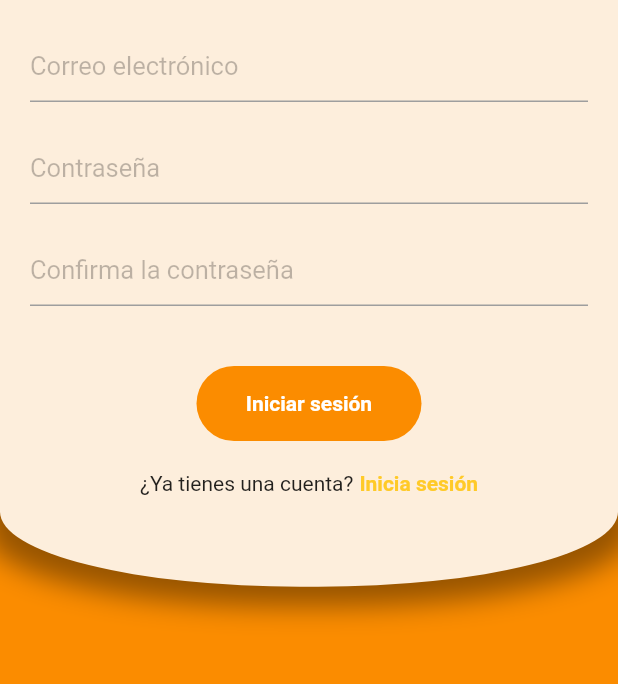
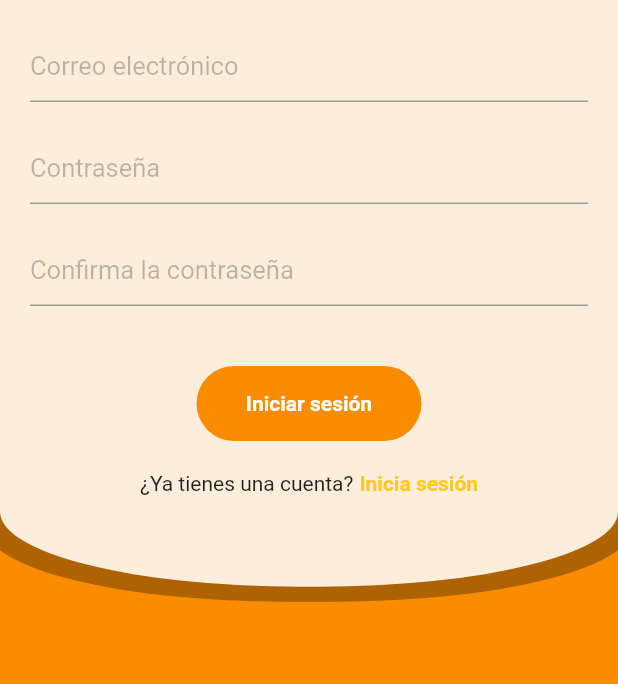
Before and after one commit to D4nlglss/Samba, a Flutter app: the screen it shows after launch, after a tap on "Regístrate", on a phone screen of 412 x 824 dp, the part 402-1086 px from its top. Run offline on Flutter 3.47's test engine with Material 2 defaults, Android fonts, the phone set to English and light mode, and no system bars; our stand-ins replace firebase_auth, firebase_core, google_fonts; accounts and stored records are empty; network calls fail; Roboto replaces fonts that are missing (Satisfy).

Commit message:
Se han mejorado las sombras

```diff
--- a/lib/components/box_shadow.dart
+++ b/lib/components/box_shadow.dart
@@ -3,10 +3,9 @@ import 'package:flutter/material.dart';
 myBoxShadow() {
   return [
     BoxShadow(
-      color: Colors.black.withOpacity(0.4),
+      color: Colors.black.withOpacity(0.3),
       spreadRadius: 10,
-      blurRadius: 15,
-      offset: const Offset(0, 3),
+      blurRadius: 0,
     )
   ];
 }
```
